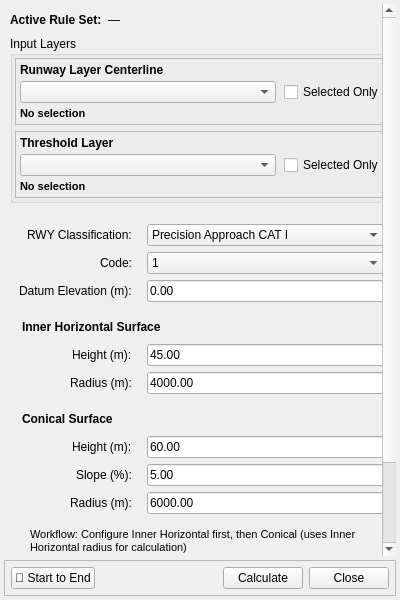
Above: qols/ui/qols_panel_base.ui from FLYGHT7/qOLS before the change. Below: the same form after it.
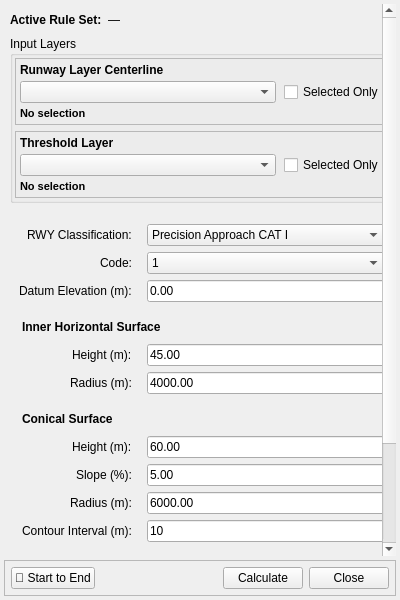
That is the form after the change. The open tabs and pages were chosen to show the change. Custom widgets are drawn as their Qt base class.

Commit message:
Add conical contour radius calculation and contour interval parameter to UI
- Implement conical contour radius function to calculate radius at a given elevation.
- Update conical.py to include slope and inner radius parameters for contour generation.
- Enhance QolsDockWidget to retrieve inner radius and contour interval values from UI.
- Add contour interval input field to the UI for specifying elevation intervals for contour lines.

The edit to the form file:
```diff
--- a/qols/ui/qols_panel_base.ui
+++ b/qols/ui/qols_panel_base.ui
@@ -752,9 +752,28 @@
           </property>
          </widget>
         </item>
-        
+
+        <!-- CONTOUR INTERVAL (#126) -->
+        <item row="10" column="0">
+         <widget class="QLabel" name="label_contour_interval_conical">
+          <property name="text">
+           <string>Contour Interval (m):</string>
+          </property>
+         </widget>
+        </item>
+        <item row="10" column="1">
+         <widget class="QLineEdit" name="spin_contour_interval_conical">
+          <property name="text">
+           <string>10</string>
+          </property>
+          <property name="toolTip">
+           <string>Elevation interval for contour lines in metres. Set to 0 to disable.</string>
+          </property>
+         </widget>
+        </item>
+
         <!-- WORKFLOW INFORMATION -->
-        <item row="10" column="0" colspan="2">
+        <item row="11" column="0" colspan="2">
          <widget class="QLabel" name="label_info_inner_conical">
           <property name="text">
            <string>Workflow: Configure Inner Horizontal first, then Conical (uses Inner Horizontal radius for calculation)
```
The commit also changes 3 other files.
